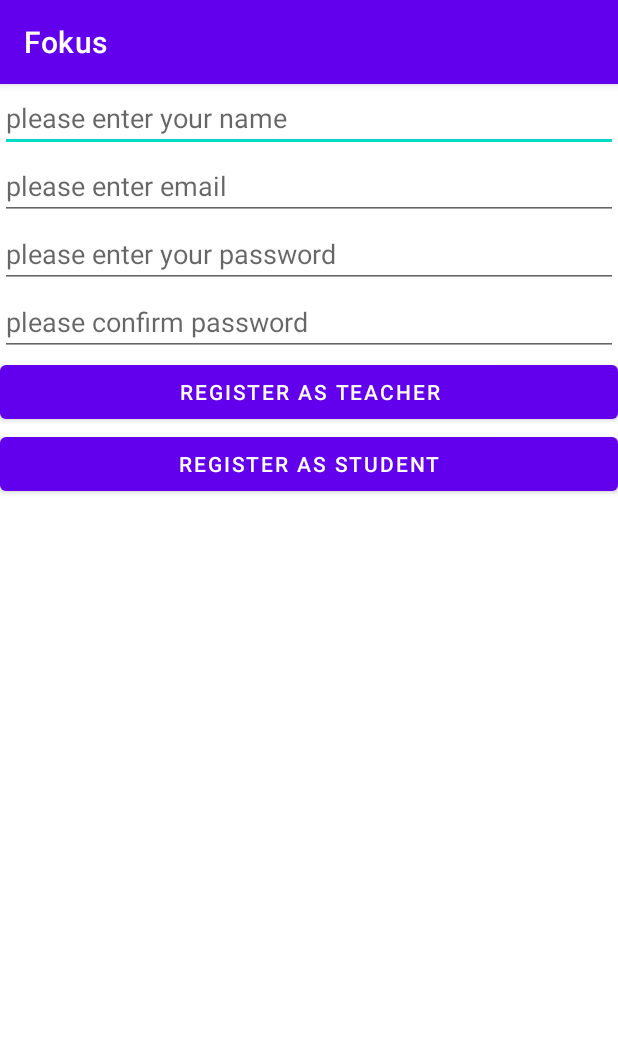
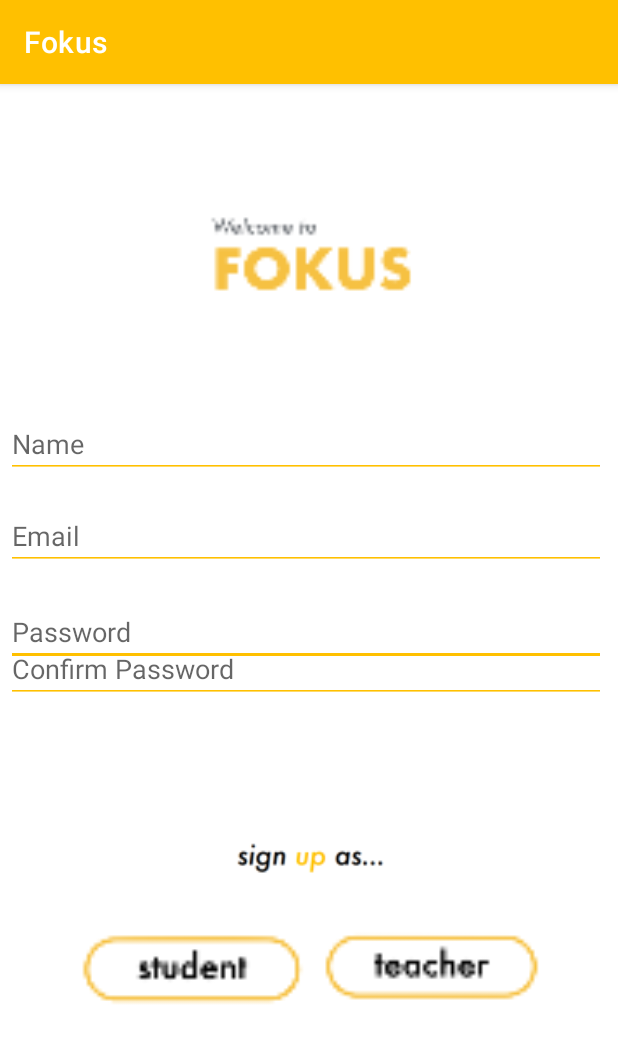
Before and after one commit to briancy02/Fokus, an Android app: the Register screen opened directly, with no data from a screen before it, on a phone screen of 412 x 824 dp. Shown: the top 1043 px of the screen. Run offline under Robolectric (Android 15) with nearby library versions, the phone set to English and light mode, and no system bars; libraries missing offline, so code that uses them is left out: com.backendless, com.backendless.async, com.backendless.exceptions.

Commit message:
Added Essential Login/Register UI components
The app will now show Shub's design on Login/Register

```diff
--- a/app/src/main/java/com/example/fokus/Register.java
+++ b/app/src/main/java/com/example/fokus/Register.java
@@ -1,17 +1,13 @@
 package com.example.fokus;
-
-import androidx.appcompat.app.AppCompatActivity;
 
 import android.animation.Animator;
 import android.animation.AnimatorListenerAdapter;
 import android.annotation.TargetApi;
-import android.app.Application;
-import android.content.Context;
 import android.os.Build;
 import android.os.Bundle;
 import android.view.View;
-import android.widget.Button;
 import android.widget.EditText;
+import android.widget.ImageView;
 import android.widget.TextView;
 import android.widget.Toast;
 
@@ -20,7 +16,7 @@ import com.backendless.BackendlessUser;
 import com.backendless.async.callback.AsyncCallback;
 import com.backendless.exceptions.BackendlessFault;
 
-import java.util.Map;
+import androidx.appcompat.app.AppCompatActivity;
 
 public class Register extends AppCompatActivity {
     private View mProgressView;
@@ -28,7 +24,7 @@ public class Register extends AppCompatActivity {
     private TextView tvLoad;
 
     EditText etName, etMail, etPassword, etConfirmPassword;
-    Button btnRegisterTeacher, btnRegisterStudent;
+    ImageView btnRegisterTeacher, btnRegisterStudent;
 
 
     @Override
--- a/app/src/main/res/layout/activity_register.xml
+++ b/app/src/main/res/layout/activity_register.xml
@@ -1,5 +1,5 @@
 <?xml version="1.0" encoding="utf-8"?>
-<LinearLayout xmlns:android="http://schemas.android.com/apk/res/android"
+<RelativeLayout xmlns:android="http://schemas.android.com/apk/res/android"
     xmlns:app="http://schemas.android.com/apk/res-auto"
     xmlns:tools="http://schemas.android.com/tools"
     android:layout_width="match_parent"
@@ -29,57 +29,111 @@
         android:textStyle="bold"
         android:visibility="gone" />
 
-    <LinearLayout
+    <RelativeLayout
+        android:id="@+id/login_form"
         android:layout_width="match_parent"
         android:layout_height="match_parent"
-        android:id="@+id/login_form"
+        android:layout_alignParentStart="true"
+        android:layout_alignParentTop="true"
+        android:layout_marginStart="4dp"
+        android:layout_marginTop="37dp"
         android:orientation="vertical">
+
+        <EditText
+            android:id="@+id/etPassword"
+            android:layout_width="match_parent"
+            android:layout_height="wrap_content"
+            android:layout_alignParentEnd="true"
+            android:layout_alignParentBottom="true"
+            android:layout_marginEnd="8dp"
+            android:layout_marginBottom="380dp"
+            android:backgroundTint="#FFC000"
+            android:backgroundTintMode="src_in"
+            android:ems="10"
+            android:hint="Password"
+            android:inputType="textPassword" />
+
+        <EditText
+            android:id="@+id/etConfirmPassword"
+            android:layout_width="match_parent"
+            android:layout_height="wrap_content"
+            android:layout_alignParentTop="true"
+            android:layout_alignParentEnd="true"
+            android:layout_marginTop="330dp"
+            android:layout_marginEnd="8dp"
+            android:backgroundTint="#FFC000"
+            android:backgroundTintMode="src_in"
+            android:hint="Confirm Password" />
 
         <EditText
             android:id="@+id/etName"
             android:layout_width="match_parent"
             android:layout_height="wrap_content"
+            android:layout_alignParentEnd="true"
+            android:layout_alignParentBottom="true"
+            android:layout_marginEnd="8dp"
+            android:layout_marginBottom="505dp"
+            android:backgroundTint="#FFC000"
+            android:backgroundTintMode="src_in"
             android:ems="10"
-            android:hint="please enter your name"
+            android:hint="Name"
             android:inputType="textPersonName" />
 
         <EditText
             android:id="@+id/etMail"
             android:layout_width="match_parent"
             android:layout_height="wrap_content"
+            android:layout_alignParentEnd="true"
+            android:layout_alignParentBottom="true"
+            android:layout_marginEnd="8dp"
+            android:layout_marginBottom="444dp"
+            android:backgroundTint="#FFC000"
+            android:backgroundTintMode="src_in"
             android:ems="10"
-            android:hint="please enter email"
+            android:hint="Email"
             android:inputType="textEmailAddress" />
 
-        <EditText
-            android:id="@+id/etPassword"
-            android:layout_width="match_parent"
-            android:layout_height="wrap_content"
-            android:ems="10"
-            android:hint="please enter your password"
-            android:inputType="textPassword" />
+        <ImageView
+            android:id="@+id/btnRegisterTeacher"
+            android:layout_width="166dp"
+            android:layout_height="263dp"
+            android:layout_alignParentEnd="true"
+            android:layout_alignParentBottom="true"
+            android:layout_marginEnd="40dp"
+            android:layout_marginBottom="47dp"
+            app:srcCompat="@mipmap/teacher_signup_button" />
 
-        <EditText
-            android:id="@+id/etConfirmPassword"
-            android:layout_width="match_parent"
-            android:layout_height="wrap_content"
-            android:ems="10"
-            android:hint="please confirm password"
-            android:inputType="textPassword" />
+        <ImageView
+            android:id="@+id/btnRegisterStudent"
+            android:layout_width="169dp"
+            android:layout_height="229dp"
+            android:layout_alignParentStart="true"
+            android:layout_alignParentBottom="true"
+            android:layout_marginStart="40dp"
+            android:layout_marginBottom="64dp"
+            app:srcCompat="@mipmap/student_signup_button" />
 
-        <Button
-            android:id="@+id/btnRegisterTeacher"
-            android:layout_width="match_parent"
-            android:layout_height="wrap_content"
-            android:text="Register as Teacher" />
+        <ImageView
+            android:id="@+id/imageView4"
+            android:layout_width="227dp"
+            android:layout_height="156dp"
+            android:layout_alignParentTop="true"
+            android:layout_alignParentEnd="true"
+            android:layout_marginTop="-2dp"
+            android:layout_marginEnd="90dp"
+            app:srcCompat="@mipmap/welcome_to_fokus" />
 
-        <Button
-            android:id="@+id/btnRegisterStudent"
-            android:layout_width="match_parent"
-            android:layout_height="wrap_content"
-            android:text="Register as student" />
+        <ImageView
+            android:id="@+id/imageView5"
+            android:layout_width="109dp"
+            android:layout_height="36dp"
+            android:layout_alignParentStart="true"
+            android:layout_alignParentBottom="true"
+            android:layout_marginStart="148dp"
+            android:layout_marginBottom="233dp"
+            app:srcCompat="@mipmap/sun_up_as" />
 
 
-    </LinearLayout>
+    </RelativeLayout>
 
-</LinearLayout>
+</RelativeLayout>
--- a/app/src/main/res/values/colors.xml
+++ b/app/src/main/res/values/colors.xml
@@ -1,6 +1,6 @@
 <?xml version="1.0" encoding="utf-8"?>
 <resources>
-    <color name="colorPrimary">#6200EE</color>
+    <color name="colorPrimary">#FFC000</color>
     <color name="colorPrimaryDark">#3700B3</color>
     <color name="colorAccent">#03DAC5</color>
 </resources>
```
Also changed, not shown: app/src/main/java/com/example/fokus/Login.java (+11 -11 lines), app/src/main/res/layout/activity_login.xml (+68 -36 lines), app/src/main/res/mipmap-hdpi/forgot_password.PNG (added), app/src/main/res/mipmap-hdpi/log_in.PNG (added), app/src/main/res/mipmap-hdpi/sign_up.PNG (added), app/src/main/res/mipmap-hdpi/sun_up_as.PNG (added).
